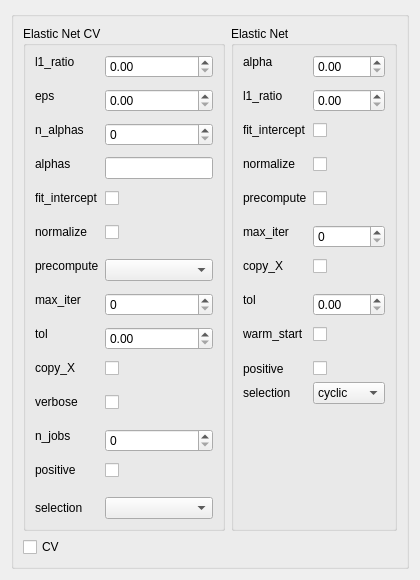
The window that ui/ElasticNet.ui (tisaconundrum2/PySAT-GUI) describes before a commit, drawn with Qt 5.
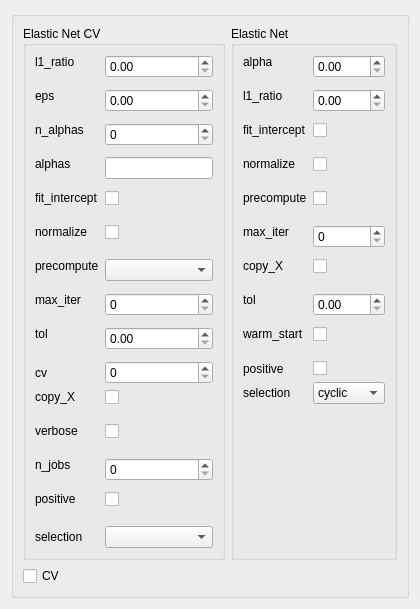
The same window after the commit.

Commit message:
Fixing ElasticNetCV and LassoLarsCV
These run correctly

Patch:
```diff
--- a/ui/ElasticNet.ui
+++ b/ui/ElasticNet.ui
@@ -125,7 +125,7 @@
            <item row="8" column="1">
             <widget class="QDoubleSpinBox" name="tolDoubleSpinBox"/>
            </item>
-           <item row="9" column="0">
+           <item row="11" column="0">
             <widget class="QLabel" name="copy_XLabel">
              <property name="text">
               <string>copy_X
@@ -133,10 +133,10 @@
              </property>
             </widget>
            </item>
-           <item row="9" column="1">
+           <item row="11" column="1">
             <widget class="QCheckBox" name="copy_XCheckBox"/>
            </item>
-           <item row="10" column="0">
+           <item row="12" column="0">
             <widget class="QLabel" name="verboseLabel">
              <property name="text">
               <string>verbose
@@ -144,10 +144,10 @@
              </property>
             </widget>
            </item>
-           <item row="10" column="1">
+           <item row="12" column="1">
             <widget class="QCheckBox" name="verboseCheckBox"/>
            </item>
-           <item row="11" column="0">
+           <item row="13" column="0">
             <widget class="QLabel" name="n_jobsLabel">
              <property name="text">
               <string>n_jobs
@@ -155,10 +155,10 @@
              </property>
             </widget>
            </item>
-           <item row="11" column="1">
+           <item row="13" column="1">
             <widget class="QSpinBox" name="n_jobsSpinBox"/>
            </item>
-           <item row="12" column="0">
+           <item row="14" column="0">
             <widget class="QLabel" name="positiveLabel">
              <property name="text">
               <string>positive
@@ -166,19 +166,29 @@
              </property>
             </widget>
            </item>
-           <item row="12" column="1">
+           <item row="14" column="1">
             <widget class="QCheckBox" name="positiveCheckBox"/>
            </item>
-           <item row="13" column="0">
+           <item row="15" column="0">
             <widget class="QLabel" name="selectionLabel">
              <property name="text">
               <string>selection</string>
              </property>
             </widget>
            </item>
-           <item row="13" column="1">
+           <item row="15" column="1">
             <widget class="QComboBox" name="selectionComboBox"/>
            </item>
+           <item row="9" column="0">
+            <widget class="QLabel" name="cVLabel">
+             <property name="text">
+              <string>cv</string>
+             </property>
+            </widget>
+           </item>
+           <item row="9" column="1">
+            <widget class="QSpinBox" name="cVSpinBox"/>
+           </item>
           </layout>
          </widget>
         </item>
```
Left out of the diff: 6 changed lines with no effect on the pictures. The commit also changes 4 other files.
